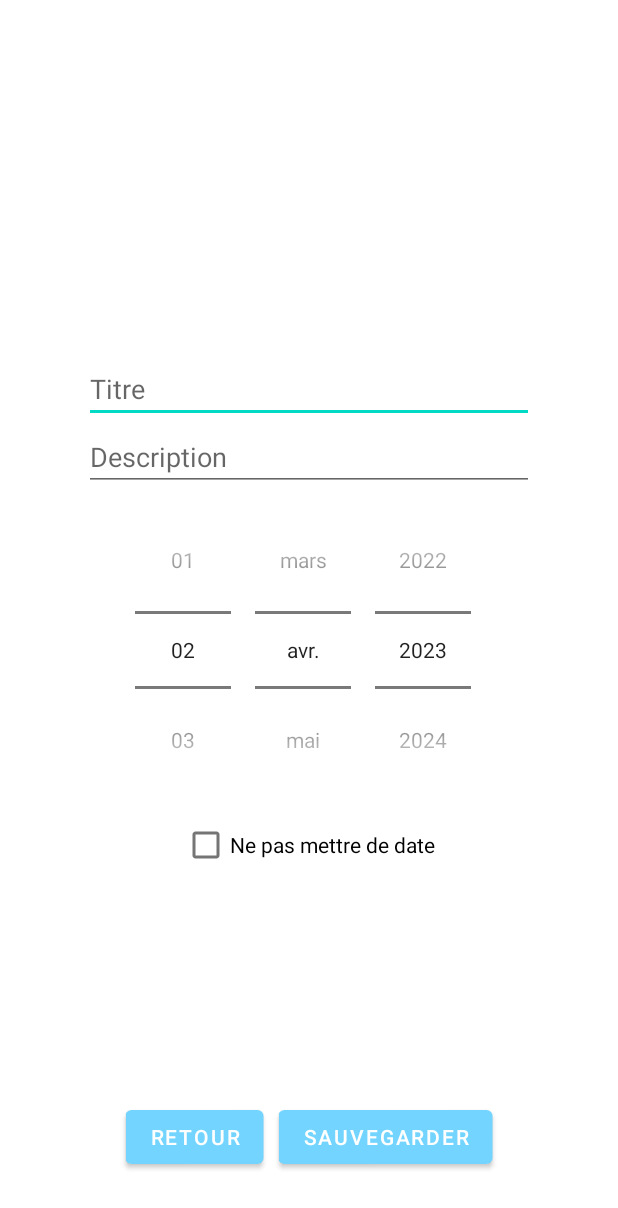
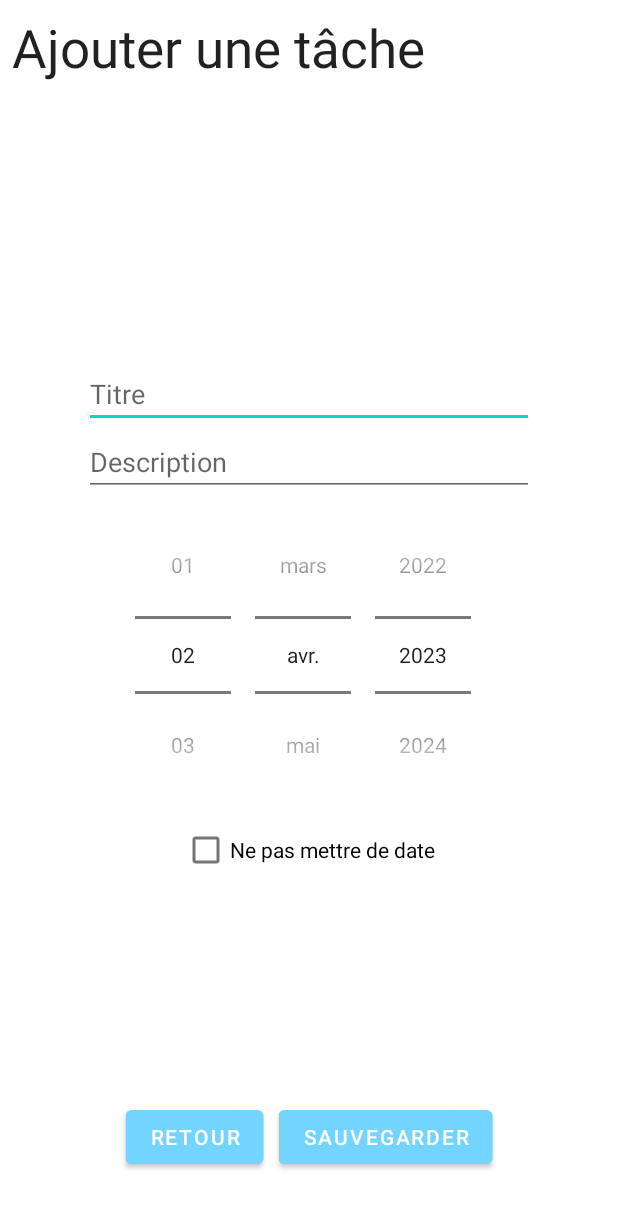
Before and after one commit to Pablo-Rio/MyTodoList, an Android app: the AddTaskActivity screen opened directly, with no data from a screen before it, on a phone screen of 412 x 824 dp. Shown: the top 1208 px of the screen. Run offline under Robolectric (Android 15) with nearby library versions, the phone set to English and light mode, and no system bars.

Commit message:
Ajout titre des pages

```diff
--- a/app/src/main/res/layout/content_add_task.xml
+++ b/app/src/main/res/layout/content_add_task.xml
@@ -9,8 +9,23 @@
     android:layout_marginEnd="8dp"
     android:layout_marginBottom="8dp"
     android:orientation="vertical"
+    tools:context=".AddTaskActivity">
+
+    <TextView
+        android:layout_width="match_parent"
+        android:layout_height="wrap_content"
+        android:gravity="top|left"
+        android:text="@string/add"
+        android:textAppearance="@style/Base.TextAppearance.AppCompat.Large"
+        android:textSize="35dp" />
+
+    <LinearLayout
+        android:layout_width="match_parent"
+        android:layout_height="0dp"
+        android:layout_weight="1"
         android:gravity="center"
-    tools:context=".AddTaskActivity">
+        android:orientation="vertical"
+        android:paddingBottom="40dp">
 
         <EditText
             android:id="@+id/t_name"
@@ -35,10 +50,9 @@
 
         <CheckBox
             android:id="@+id/checkbox_date"
-        android:checked="false"
             android:layout_width="wrap_content"
             android:layout_height="wrap_content"
+            android:checked="false"
             android:text="@string/task_dateOption" />
-
-
     </LinearLayout>
+</LinearLayout>
--- a/app/src/main/res/values/strings.xml
+++ b/app/src/main/res/values/strings.xml
@@ -12,6 +12,9 @@
     <string name="task_description">Description</string>
     <string name="task_dateOption">Ne pas mettre de date</string>
     <string name="add">Ajouter une tâche</string>
+    <string name="todo">Tâches à faire</string>
+    <string name="late">Tâches en retard</string>
+    <string name="done">Tâches terminées</string>
     <string name="back">Retour</string>
     <!-- TODO: Remove or change this placeholder text -->
     <string name="hello_blank_fragment">Hello blank fragment</string>
```
Also changed, not shown: app/src/main/res/layout/content_done.xml (+8 -0 lines), app/src/main/res/layout/content_late.xml (+8 -0 lines), app/src/main/res/layout/content_main.xml (+8 -0 lines), app/src/main/res/layout/custom_list.xml (+10 -9 lines). Lines whose indentation alone changed are shown as unchanged.
